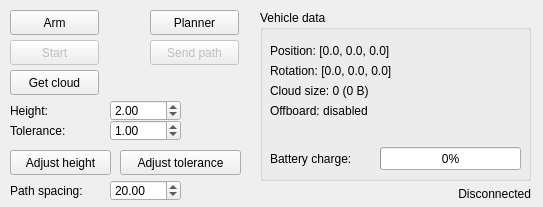
This is ui/user_interface.ui in Lukerrr/eagle-control as Qt 5 draws it before an edit. The edited form follows.
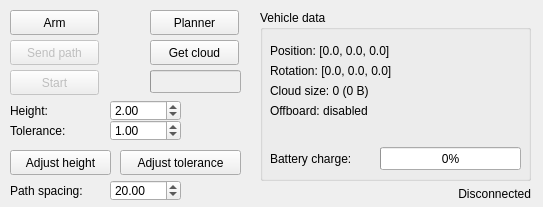
This is the edited form.

Commit message: Added cloud download manager

```diff
--- a/ui/user_interface.ui
+++ b/ui/user_interface.ui
@@ -171,7 +171,7 @@
     <property name="geometry">
      <rect>
       <x>10</x>
-      <y>40</y>
+      <y>70</y>
       <width>89</width>
       <height>25</height>
      </rect>
@@ -237,7 +237,7 @@
     </property>
     <property name="geometry">
      <rect>
-      <x>150</x>
+      <x>10</x>
       <y>40</y>
       <width>89</width>
       <height>25</height>
@@ -358,8 +358,8 @@
     </property>
     <property name="geometry">
      <rect>
-      <x>10</x>
-      <y>70</y>
+      <x>150</x>
+      <y>40</y>
       <width>89</width>
       <height>25</height>
      </rect>
@@ -368,6 +368,25 @@
      <string>Get cloud</string>
     </property>
    </widget>
+   <widget class="QProgressBar" name="cloudDownloadBar">
+    <property name="enabled">
+     <bool>false</bool>
+    </property>
+    <property name="geometry">
+     <rect>
+      <x>150</x>
+      <y>70</y>
+      <width>91</width>
+      <height>23</height>
+     </rect>
+    </property>
+    <property name="value">
+     <number>0</number>
+    </property>
+    <property name="textVisible">
+     <bool>false</bool>
+    </property>
+   </widget>
   </widget>
   <action name="actionaa">
    <property name="text">
```
The commit also changes 16 other files.
